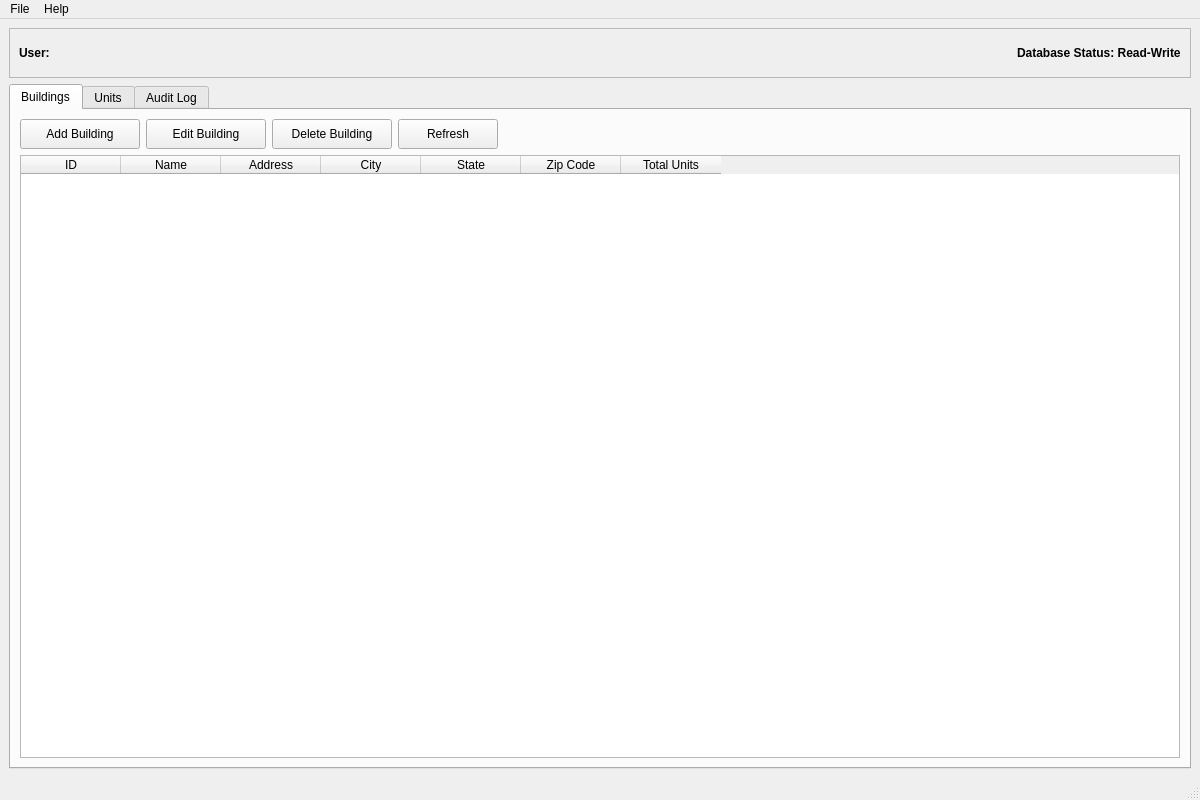
Qt form ui/main_window.ui (simoPh83/weeklyreport) before a commit.
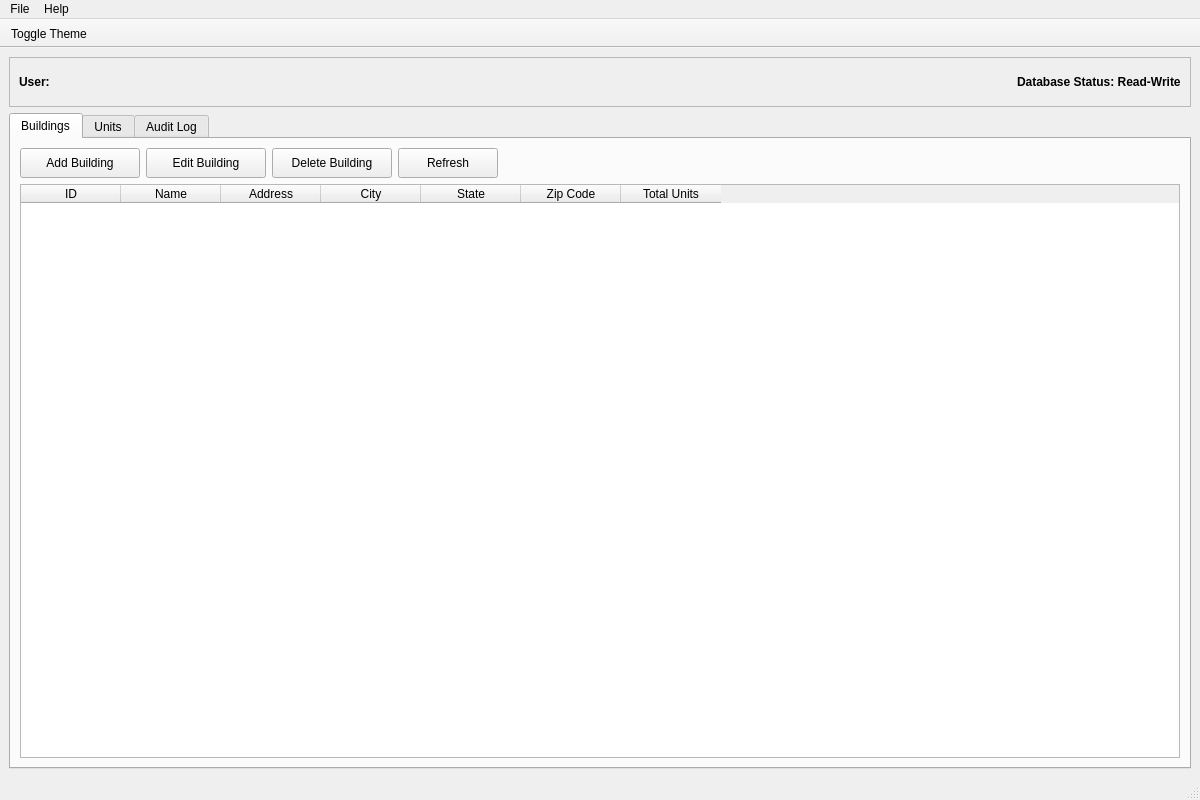
The same form after that commit.

```diff
--- a/ui/main_window.ui
+++ b/ui/main_window.ui
@@ -440,6 +440,24 @@
    <addaction name="menuHelp"/>
   </widget>
   <widget class="QStatusBar" name="statusbar"/>
+  <widget class="QToolBar" name="toolBar">
+   <property name="windowTitle">
+    <string>toolBar</string>
+   </property>
+   <property name="movable">
+    <bool>false</bool>
+   </property>
+   <property name="floatable">
+    <bool>false</bool>
+   </property>
+   <attribute name="toolBarArea">
+    <enum>TopToolBarArea</enum>
+   </attribute>
+   <attribute name="toolBarBreak">
+    <bool>false</bool>
+   </attribute>
+   <addaction name="actionToggleTheme"/>
+  </widget>
   <action name="actionExit">
    <property name="text">
     <string>Exit</string>
@@ -460,6 +478,14 @@
     <string>Force Unlock Database (Admin)</string>
    </property>
   </action>
+  <action name="actionToggleTheme">
+   <property name="text">
+    <string>Toggle Theme</string>
+   </property>
+   <property name="toolTip">
+    <string>Switch between Dark and Light theme</string>
+   </property>
+  </action>
  </widget>
  <resources/>
  <connections/>
```
